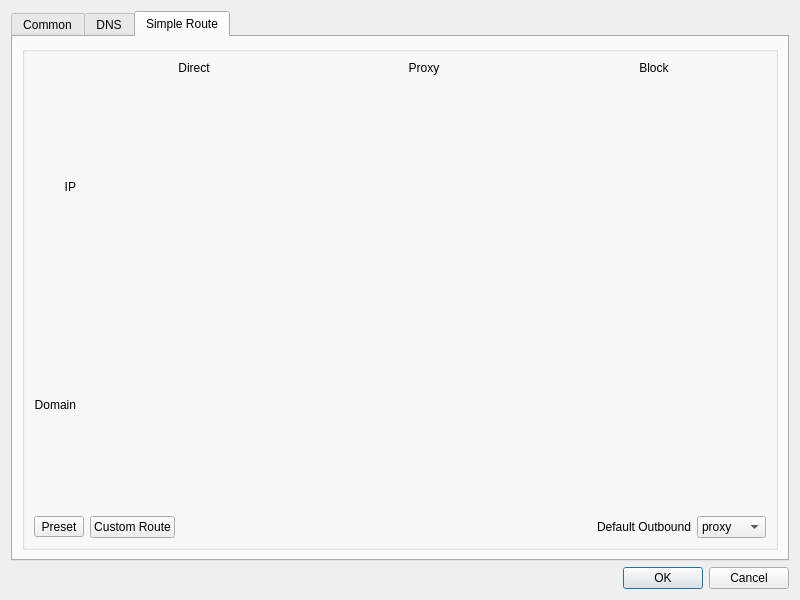
First picture: the form in ui/dialog_manage_routes.ui, repository mipselqq/waterdisco, before the edit.
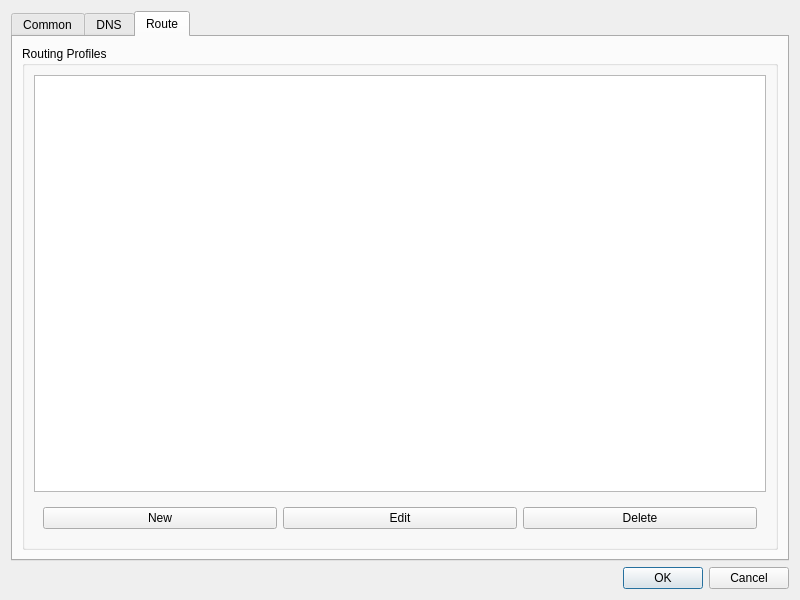
Second picture: the form after the edit. The open tabs and pages were chosen to show the change.

Commit message: feat: Partially implement new route GUI

Patch:
```diff
--- a/ui/dialog_manage_routes.ui
+++ b/ui/dialog_manage_routes.ui
@@ -414,188 +414,44 @@
      </widget>
      <widget class="QWidget" name="tab_2">
       <attribute name="title">
-       <string>Simple Route</string>
+       <string>Route</string>
       </attribute>
-      <layout class="QVBoxLayout" name="verticalLayout_6">
+      <layout class="QVBoxLayout" name="verticalLayout_2">
        <item>
-        <widget class="QGroupBox" name="gb2">
-         <layout class="QVBoxLayout" name="verticalLayout_2">
+        <widget class="QGroupBox" name="route_profiles_box">
+         <property name="title">
+          <string>Routing Profiles</string>
+         </property>
+         <layout class="QVBoxLayout" name="verticalLayout_6">
           <item>
-           <layout class="QGridLayout" name="gridLayout_3" rowstretch="0,1,1" columnstretch="0,1,1,1">
-            <item row="0" column="3">
-             <widget class="QLabel" name="label_82">
-              <property name="text">
-               <string>Block</string>
-              </property>
-              <property name="alignment">
-               <set>Qt::AlignCenter</set>
-              </property>
-             </widget>
-            </item>
-            <item row="2" column="3">
-             <layout class="QGridLayout" name="blockTxtLayout"/>
-            </item>
-            <item row="0" column="1">
-             <widget class="QLabel" name="label_80">
-              <property name="text">
-               <string>Direct</string>
-              </property>
-              <property name="alignment">
-               <set>Qt::AlignCenter</set>
-              </property>
-             </widget>
-            </item>
-            <item row="2" column="0">
-             <widget class="QLabel" name="label_7">
-              <property name="text">
-               <string>Domain</string>
-              </property>
-              <property name="alignment">
-               <set>Qt::AlignRight|Qt::AlignTrailing|Qt::AlignVCenter</set>
-              </property>
-             </widget>
-            </item>
-            <item row="2" column="1">
-             <layout class="QGridLayout" name="directTxtLayout"/>
-            </item>
-            <item row="1" column="2">
-             <layout class="QGridLayout" name="proxyIPLayout"/>
-            </item>
-            <item row="0" column="2">
-             <widget class="QLabel" name="label_81">
-              <property name="text">
-               <string>Proxy</string>
-              </property>
-              <property name="alignment">
-               <set>Qt::AlignCenter</set>
-              </property>
-             </widget>
-            </item>
-            <item row="2" column="2">
-             <layout class="QGridLayout" name="proxyTxtLayout"/>
-            </item>
-            <item row="1" column="3">
-             <layout class="QGridLayout" name="blockIPLayout"/>
-            </item>
-            <item row="1" column="0">
-             <widget class="QLabel" name="label_2">
-              <property name="text">
-               <string>IP</string>
-              </property>
-              <property name="alignment">
-               <set>Qt::AlignRight|Qt::AlignTrailing|Qt::AlignVCenter</set>
-              </property>
-             </widget>
-            </item>
-            <item row="1" column="1">
-             <layout class="QGridLayout" name="directIPLayout"/>
-            </item>
-           </layout>
+           <widget class="QListWidget" name="route_profiles"/>
           </item>
           <item>
-           <layout class="QHBoxLayout" name="horizontalLayout_5">
-            <item>
-             <widget class="QWidget" name="horizontalWidget_2" native="true">
-              <layout class="QHBoxLayout" name="horizontalLayout_6">
-               <property name="leftMargin">
-                <number>0</number>
+           <widget class="QWidget" name="widget_2" native="true">
+            <layout class="QHBoxLayout" name="horizontalLayout_2">
+             <item>
+              <widget class="QPushButton" name="new_route">
+               <property name="text">
+                <string>New</string>
                </property>
-               <property name="topMargin">
-                <number>0</number>
+              </widget>
+             </item>
+             <item>
+              <widget class="QPushButton" name="edit_route">
+               <property name="text">
+                <string>Edit</string>
                </property>
-               <property name="rightMargin">
-                <number>0</number>
+              </widget>
+             </item>
+             <item>
+              <widget class="QPushButton" name="delete_route">
+               <property name="text">
+                <string>Delete</string>
                </property>
-               <property name="bottomMargin">
-                <number>0</number>
-               </property>
-               <item>
-                <widget class="QToolButton" name="preset">
-                 <property name="sizePolicy">
-                  <sizepolicy hsizetype="Preferred" vsizetype="Fixed">
-                   <horstretch>0</horstretch>
-                   <verstretch>0</verstretch>
-                  </sizepolicy>
-                 </property>
-                 <property name="text">
-                  <string>Preset</string>
-                 </property>
-                 <property name="popupMode">
-                  <enum>QToolButton::InstantPopup</enum>
-                 </property>
-                 <property name="toolButtonStyle">
-                  <enum>Qt::ToolButtonTextBesideIcon</enum>
-                 </property>
-                </widget>
-               </item>
-               <item>
-                <widget class="QPushButton" name="custom_route_edit">
-                 <property name="text">
-                  <string>Custom Route</string>
-                 </property>
-                </widget>
-               </item>
-              </layout>
-             </widget>
-            </item>
-            <item>
-             <spacer name="horizontalSpacer">
-              <property name="orientation">
-               <enum>Qt::Horizontal</enum>
-              </property>
-              <property name="sizeHint" stdset="0">
-               <size>
-                <width>40</width>
-                <height>20</height>
-               </size>
-              </property>
-             </spacer>
-            </item>
-            <item>
-             <widget class="QWidget" name="horizontalWidget" native="true">
-              <layout class="QHBoxLayout" name="horizontalLayout_2">
-               <property name="leftMargin">
-                <number>0</number>
-               </property>
-               <property name="topMargin">
-                <number>0</number>
-               </property>
-               <property name="rightMargin">
-                <number>0</number>
-               </property>
-               <property name="bottomMargin">
-                <number>0</number>
-               </property>
-               <item>
-                <widget class="QLabel" name="label_4">
-                 <property name="text">
-                  <string>Default Outbound</string>
-                 </property>
-                </widget>
-               </item>
-               <item>
-                <widget class="QComboBox" name="def_outbound">
-                 <item>
-                  <property name="text">
-                   <string notr="true">proxy</string>
-                  </property>
-                 </item>
-                 <item>
-                  <property name="text">
-                   <string notr="true">bypass</string>
-                  </property>
-                 </item>
-                 <item>
-                  <property name="text">
-                   <string notr="true">block</string>
-                  </property>
-                 </item>
-                </widget>
-               </item>
-              </layout>
-             </widget>
-            </item>
-           </layout>
+              </widget>
+             </item>
+            </layout>
+           </widget>
           </item>
          </layout>
         </widget>
```
Left out of the diff: 102 changed lines with no effect on the pictures. The commit also changes 14 other files.
